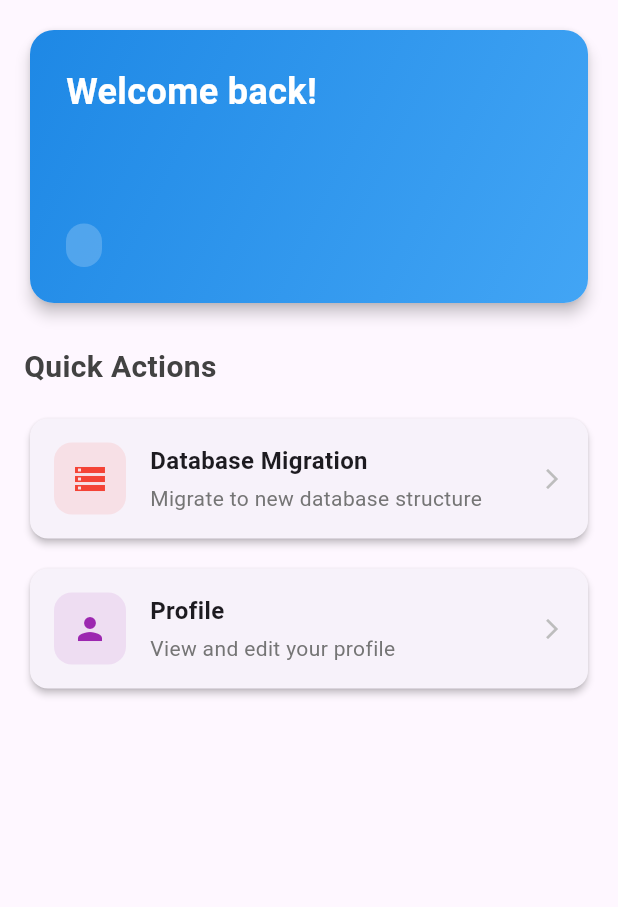
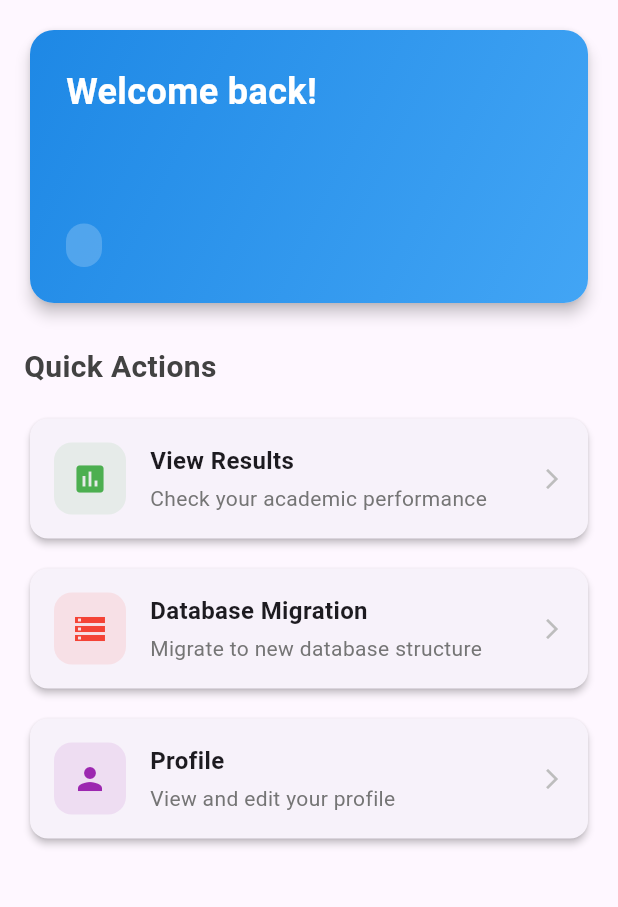
Before and after one commit to gauri-8/Acadmate, a Flutter app: the screen it shows once a user with an empty profile is signed in, on a phone screen of 412 x 824 dp, the part 84-991 px from its top. Run offline on Flutter 3.47's test engine with Material 3 defaults, Android fonts, the light colour scheme and no system bars; our stand-ins replace cloud_firestore, firebase_auth, firebase_core, google_sign_in; accounts and stored records are empty.

Commit message:
results system bug fixes

```diff
--- a/lib/home_page.dart
+++ b/lib/home_page.dart
@@ -7,7 +7,7 @@ import 'profilePage.dart';
 import 'viewResult.dart';
 import 'uploadResult.dart';
 import 'migration_page.dart';
-import 'models/student.dart';
+import 'models/academic_profile.dart'; // Import the new model
 import 'services/firestore_service.dart';
 
 class HomePage extends StatelessWidget {
@@ -27,7 +27,6 @@ class HomePage extends StatelessWidget {
       }
     } catch (e) {
       debugPrint('Logout error: $e');
-      // Still navigate even if there's an error
       if (context.mounted) {
         Navigator.of(context).popUntil((route) => route.isFirst);
       }
@@ -49,25 +48,15 @@ class HomePage extends StatelessWidget {
     }
   }
 
-  Future<Student?> _getStudentData() async {
+  // This now fetches the AcademicProfile from the subcollection
+  Future<AcademicProfile?> _getStudentAcademicProfile() async {
     final user = FirebaseAuth.instance.currentUser;
     if (user == null) return null;
 
     try {
-      final doc = await FirebaseFirestore.instance
-          .collection('users')
-          .doc(user.uid)
-          .get();
-
-      if (doc.exists && doc.data()?['role'] == 'student') {
-        final data = doc.data()!;
-        data['id'] = doc.id;
-        return Student.fromJson(data);
-      }
-      return null;
-    }
-
-    catch (e) {
+      return await FirestoreService.getAcademicProfile(user.uid);
+    } catch (e) {
+      debugPrint("Error fetching academic profile: $e");
       return null;
     }
   }
@@ -133,9 +122,9 @@ class HomePage extends StatelessWidget {
                     child: Column(
                       crossAxisAlignment: CrossAxisAlignment.start,
                       children: [
-                        Text(
+                        const Text(
                           'Welcome back!',
-                          style: const TextStyle(
+                          style: TextStyle(
                             fontSize: 24,
                             fontWeight: FontWeight.bold,
                             color: Colors.white,
@@ -180,9 +169,7 @@ class HomePage extends StatelessWidget {
                     ),
                   ),
                 ),
-
                 const SizedBox(height: 24),
-
                 Text(
                   'Quick Actions',
                   style: TextStyle(
@@ -192,8 +179,6 @@ class HomePage extends StatelessWidget {
                   ),
                 ),
                 const SizedBox(height: 16),
-
-                if (role == 'student') ...[
                 _buildActionCard(
                   context: context,
                   title: 'View Results',
@@ -205,15 +190,14 @@ class HomePage extends StatelessWidget {
                       Navigator.push(
                         context,
                         MaterialPageRoute(
-                            builder: (context) => StudentResultsPage(studentId: user.uid),
+                          builder: (context) =>
+                              StudentResultsPage(studentId: user.uid),
                         ),
                       );
                     }
                   },
                 ),
                 const SizedBox(height: 12),
-                ],
-
                 if (role == 'teacher') ...[
                   _buildActionCard(
                     context: context,
@@ -232,8 +216,6 @@ class HomePage extends StatelessWidget {
                   ),
                   const SizedBox(height: 12),
                 ],
-
-                // Allow migration for all users (temporary for setup)
                 _buildActionCard(
                   context: context,
                   title: 'Database Migration',
@@ -250,7 +232,6 @@ class HomePage extends StatelessWidget {
                   },
                 ),
                 const SizedBox(height: 12),
-
                 _buildActionCard(
                   context: context,
                   title: 'Profile',
@@ -268,9 +249,7 @@ class HomePage extends StatelessWidget {
                     }
                   },
                 ),
-
                 const SizedBox(height: 24),
-
                 if (role == 'student') ...[
                   Text(
                     'Academic Overview',
@@ -359,25 +338,20 @@ class HomePage extends StatelessWidget {
   }
 
   Widget _buildStatsCard(BuildContext context) {
-    return FutureBuilder<Student?>(
-      future: _getStudentData(),
+    // This now uses the new function to fetch the AcademicProfile
+    return FutureBuilder<AcademicProfile?>(
+      future: _getStudentAcademicProfile(),
       builder: (context, snapshot) {
         if (snapshot.connectionState == ConnectionState.waiting) {
-          return Card(
-            elevation: 2,
-            shape: RoundedRectangleBorder(
-              borderRadius: BorderRadius.circular(12),
-            ),
-            child: const Padding(
+          return const Card(
+            child: Padding(
               padding: EdgeInsets.all(16),
-              child: Center(
-                child: CircularProgressIndicator(),
-              ),
+              child: Center(child: CircularProgressIndicator()),
             ),
           );
         }
 
-        final student = snapshot.data;
+        final profile = snapshot.data;
 
         return Card(
           elevation: 2,
@@ -386,16 +360,18 @@ class HomePage extends StatelessWidget {
           ),
           child: Padding(
             padding: const EdgeInsets.all(16),
-            child: Column(
-              children: [
-                Row(
+            child: Row(
               mainAxisAlignment: MainAxisAlignment.spaceAround,
               children: [
-                    _buildStatItem('SPI', student?.spi.toStringAsFixed(2) ?? '-', Colors.blue),
-                    _buildStatItem('CPI', student?.cpi.toStringAsFixed(2) ?? '-', Colors.green),
-                    _buildStatItem('Attendance', '${student?.attendancePercentage.toStringAsFixed(1) ?? '-'}%', Colors.orange),
-                  ],
-                ),
+                // The values now come from the 'profile' object
+                _buildStatItem('SPI', profile?.spi.toStringAsFixed(2) ?? 'N/A',
+                    Colors.blue),
+                _buildStatItem('CPI', profile?.cpi.toStringAsFixed(2) ?? 'N/A',
+                    Colors.green),
+                _buildStatItem(
+                    'Attendance',
+                    '${profile?.attendancePercentage.toStringAsFixed(1) ?? 'N/A'}%',
+                    Colors.orange),
               ],
             ),
           ),
```
Also changed, not shown: lib/login_page.dart (+35 -13 lines), lib/widgets/pdf_viewer.dart (+105 -105 lines), lib/widgets/custom_button.dart (line endings or trailing spaces). Lines whose indentation alone changed are shown as unchanged.
